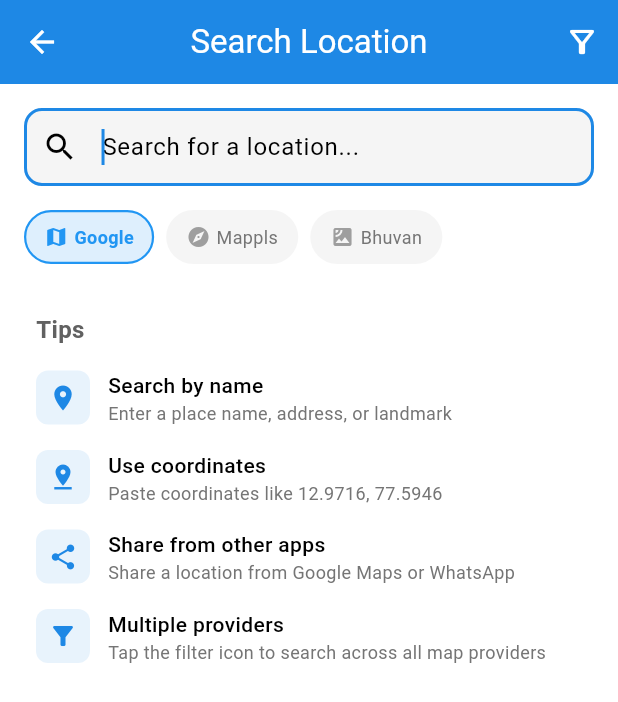
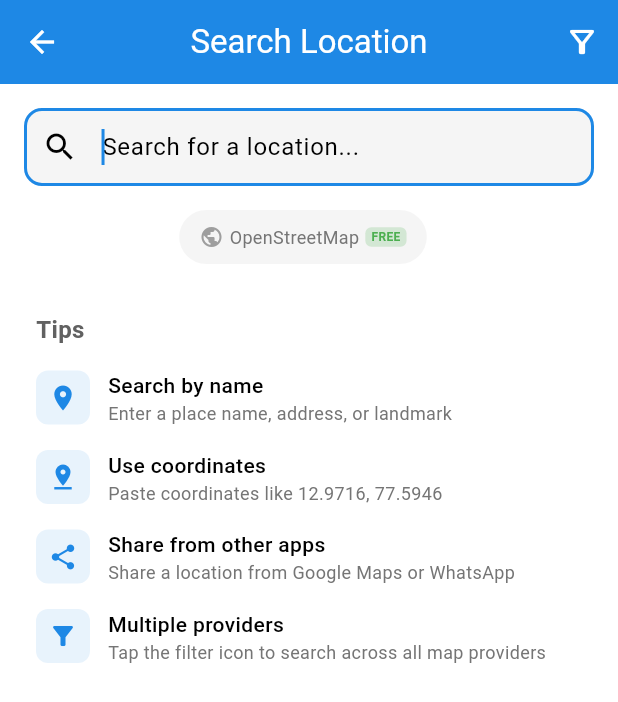
Before and after one commit to kvkc/TravelYari, a Flutter app: the LocationSearchScreen screen opened by its route, on a phone screen of 412 x 824 dp. Shown: the top 702 px of the screen. Run offline on Flutter 3.47's test engine with Material 3 defaults, Android fonts, the phone set to English and light mode, and no system bars; our stand-ins replace dio, flutter_rating_bar, flutter_riverpod, flutter_secure_storage, flutter_slidable, google_maps_flutter and 3 more; missing offline and left inert: receive_sharing_intent; accounts and stored records are empty; Roboto replaces fonts that are missing (Poppins); statements that could not run were skipped.

Commit message:
Fix OSM integration and provider selection
- Default to OpenStreetMap (free, no API key) for location search
- Only show Google/Mappls providers if API keys are configured
- Add fallback from Photon to Nominatim for autocomplete
- Fix Overpass API query formatting for nearby search
- Add openStreetMap case to all LocationSource switch statements
- Remove duplicate LatLng class (use route_segment export)

Co-Authored-By: Claude Opus 4.6 <noreply@anthropic.com>

```diff
--- a/lib/features/location_search/screens/location_search_screen.dart
+++ b/lib/features/location_search/screens/location_search_screen.dart
@@ -14,7 +14,7 @@ class LocationSearchScreen extends ConsumerStatefulWidget {
 
   const LocationSearchScreen({
     super.key,
-    this.mapProvider = 'google',
+    this.mapProvider = 'openStreetMap', // Default to free OSM
   });
 
   @override
@@ -27,14 +27,14 @@ class _LocationSearchScreenState extends ConsumerState<LocationSearchScreen> {
   List<TripLocation> _searchResults = [];
   bool _isLoading = false;
   bool _showAllProviders = false;
-  MapProvider _selectedProvider = MapProvider.google;
+  MapProvider _selectedProvider = MapProvider.openStreetMap; // Default to free OSM
 
   @override
   void initState() {
     super.initState();
     _selectedProvider = MapProvider.values.firstWhere(
       (p) => p.name == widget.mapProvider,
-      orElse: () => MapProvider.google,
+      orElse: () => MapProvider.openStreetMap, // Fallback to free OSM
     );
   }
 
--- a/lib/features/location_search/widgets/location_result_tile.dart
+++ b/lib/features/location_search/widgets/location_result_tile.dart
@@ -83,6 +83,8 @@ class LocationResultTile extends StatelessWidget {
         return 'Mappls';
       case LocationSource.bhuvan:
         return 'Bhuvan';
+      case LocationSource.openStreetMap:
+        return 'OpenStreetMap';
       case LocationSource.shared:
         return 'Shared';
       case LocationSource.manual:
@@ -98,6 +100,8 @@ class LocationResultTile extends StatelessWidget {
         return Colors.green;
       case LocationSource.bhuvan:
         return Colors.orange;
+      case LocationSource.openStreetMap:
+        return Colors.teal;
       case LocationSource.shared:
         return Colors.purple;
       case LocationSource.manual:
--- a/lib/features/location_search/widgets/map_provider_selector.dart
+++ b/lib/features/location_search/widgets/map_provider_selector.dart
@@ -1,8 +1,10 @@
 import 'package:flutter/material.dart';
+import 'package:flutter_riverpod/flutter_riverpod.dart';
 
 import '../../../core/services/map/unified_map_service.dart';
+import '../../../core/services/api_key_storage.dart';
 
-class MapProviderSelector extends StatelessWidget {
+class MapProviderSelector extends ConsumerWidget {
   final MapProvider selectedProvider;
   final Function(MapProvider) onProviderChanged;
 
@@ -13,9 +15,38 @@ class MapProviderSelector extends StatelessWidget {
   });
 
   @override
-  Widget build(BuildContext context) {
-    return Row(
+  Widget build(BuildContext context, WidgetRef ref) {
+    final keyStatusAsync = ref.watch(apiKeyStatusProvider);
+
+    return keyStatusAsync.when(
+      data: (keyStatus) => _buildProviderChips(keyStatus),
+      loading: () => _buildProviderChips({}),
+      error: (_, __) => _buildProviderChips({}),
+    );
+  }
+
+  Widget _buildProviderChips(Map<String, bool> keyStatus) {
+    final hasGoogleKey = keyStatus['googleMaps'] == true;
+    final hasMapplsKey = keyStatus['mappls'] == true &&
+                         keyStatus['mapplsClientId'] == true;
+    // Bhuvan doesn't need API key for basic search
+
+    return SingleChildScrollView(
+      scrollDirection: Axis.horizontal,
+      child: Row(
         children: [
+          // OpenStreetMap - always available (FREE)
+          _buildProviderChip(
+            provider: MapProvider.openStreetMap,
+            label: 'OpenStreetMap',
+            icon: Icons.public,
+            color: Colors.teal,
+            isFree: true,
+          ),
+          const SizedBox(width: 8),
+
+          // Only show other providers if they have API keys configured
+          if (hasGoogleKey) ...[
             _buildProviderChip(
               provider: MapProvider.google,
               label: 'Google',
@@ -23,6 +54,8 @@ class MapProviderSelector extends StatelessWidget {
               color: Colors.blue,
             ),
             const SizedBox(width: 8),
+          ],
+          if (hasMapplsKey) ...[
             _buildProviderChip(
               provider: MapProvider.mappls,
               label: 'Mappls',
@@ -30,13 +63,11 @@ class MapProviderSelector extends StatelessWidget {
               color: Colors.green,
             ),
             const SizedBox(width: 8),
-        _buildProviderChip(
-          provider: MapProvider.bhuvan,
-          label: 'Bhuvan',
-          icon: Icons.satellite,
-          color: Colors.orange,
+          ],
+          // Note: Bhuvan requires API key and doesn't work on web due to CORS
+          // Only show if we have other providers configured (indicates advanced user)
+        ],
       ),
-      ],
     );
   }
 
@@ -45,6 +76,7 @@ class MapProviderSelector extends StatelessWidget {
     required String label,
     required IconData icon,
     required Color color,
+    bool isFree = false,
   }) {
     final isSelected = selectedProvider == provider;
 
@@ -78,6 +110,24 @@ class MapProviderSelector extends StatelessWidget {
                 color: isSelected ? color : Colors.grey[600],
               ),
             ),
+            if (isFree) ...[
+              const SizedBox(width: 4),
+              Container(
+                padding: const EdgeInsets.symmetric(horizontal: 4, vertical: 1),
+                decoration: BoxDecoration(
+                  color: Colors.green.withOpacity(0.2),
+                  borderRadius: BorderRadius.circular(4),
+                ),
+                child: const Text(
+                  'FREE',
+                  style: TextStyle(
+                    fontSize: 8,
+                    fontWeight: FontWeight.bold,
+                    color: Colors.green,
+                  ),
+                ),
+              ),
+            ],
           ],
         ),
       ),
--- a/lib/features/trip_planning/widgets/location_list_item.dart
+++ b/lib/features/trip_planning/widgets/location_list_item.dart
@@ -156,6 +156,10 @@ class LocationListItem extends StatelessWidget {
         label = 'Bhuvan';
         color = Colors.orange;
         break;
+      case LocationSource.openStreetMap:
+        label = 'OSM';
+        color = Colors.teal;
+        break;
       case LocationSource.shared:
         label = 'Shared';
         color = Colors.purple;
```
Also changed, not shown: lib/core/services/map/map_service_interface.dart (+2 -21 lines), lib/core/services/map/osm_service.dart (+76 -22 lines), lib/core/services/map/unified_map_service.dart (+13 -40 lines), .claude/settings.local.json. Lines whose indentation alone changed are shown as unchanged.
